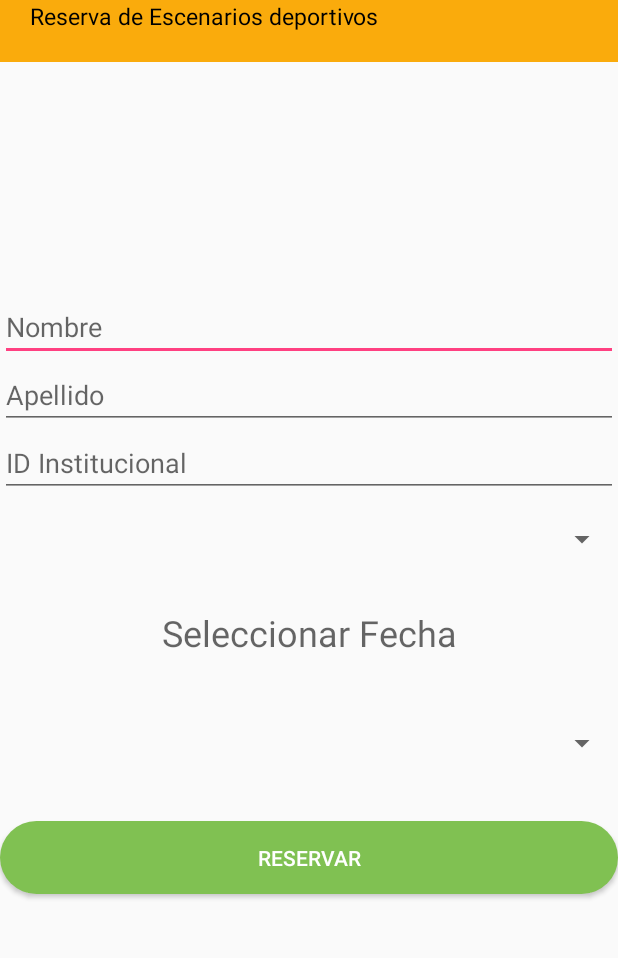
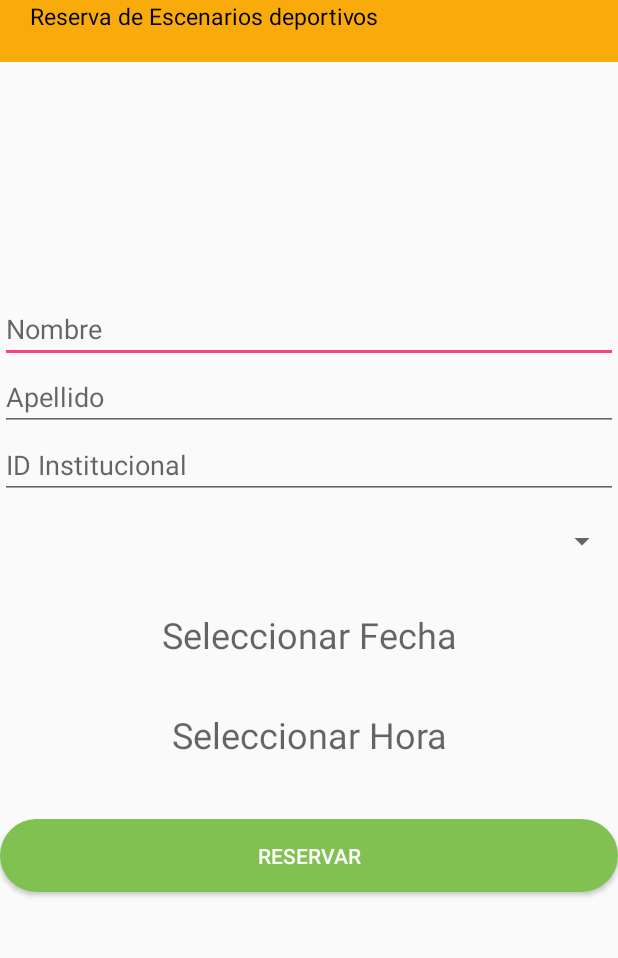
Before and after one commit to MariaIAF97/VenALaU_Final, an Android app: the ReservasActivity screen opened directly, with no data from a screen before it, on a phone screen of 412 x 824 dp, the part 111-1069 px from its top. Run offline under Robolectric (Android 15) with nearby library versions, the phone set to English and light mode, and no system bars.

Commit message:
TimePicker
Implementación de TimePicker para la reserva

```diff
--- a/app/src/main/java/com/example/sergiorodriguez/venalau_app/ReservasActivity.java
+++ b/app/src/main/java/com/example/sergiorodriguez/venalau_app/ReservasActivity.java
@@ -2,6 +2,7 @@ package com.example.sergiorodriguez.venalau_app;
 
 import android.app.DatePickerDialog;
 import android.app.ProgressDialog;
+import android.app.TimePickerDialog;
 import android.content.DialogInterface;
 import android.graphics.Color;
 import android.graphics.drawable.ColorDrawable;
@@ -15,6 +16,7 @@ import android.widget.DatePicker;
 import android.widget.ListView;
 import android.widget.Spinner;
 import android.widget.TextView;
+import android.widget.TimePicker;
 
 import org.json.JSONArray;
 import org.json.JSONException;
@@ -25,6 +27,7 @@ import java.io.InputStream;
 import java.io.InputStreamReader;
 import java.net.HttpURLConnection;
 import java.net.URL;
+import java.sql.Time;
 import java.util.ArrayList;
 import java.util.Calendar;
 import java.util.List;
@@ -33,8 +36,11 @@ public class ReservasActivity extends AppCompatActivity {
 
     Spinner spEspacio;
     FillList espacios;
-    private TextView txtFecha;
+    private TextView txtFecha,txtHora;
+    int horas,minutos;
     private DatePickerDialog.OnDateSetListener mDateSetListener;
+    private TimePickerDialog.OnTimeSetListener mHourSetListener;
+
     @Override
     protected void onCreate(Bundle savedInstanceState) {
         super.onCreate(savedInstanceState);
@@ -68,11 +74,37 @@ public class ReservasActivity extends AppCompatActivity {
             public void onDateSet(DatePicker datePicker, int year, int month, int day) {
                 month=month+1;
 
-                String date=month+"/"+day+"/"+year;
+                String date=month+"-"+day+"-"+year;
                 txtFecha.setText(date);
             }
         };
 
+        txtHora=(TextView)findViewById(R.id.txtHora);
+        txtHora.setOnClickListener(new View.OnClickListener() {
+            @Override
+            public void onClick(View view) {
+                Calendar cal = Calendar.getInstance();
+                int hora=cal.get(Calendar.HOUR_OF_DAY);
+                int minutos=cal.get(Calendar.MINUTE);
+
+               TimePickerDialog dialog=new TimePickerDialog(
+                        ReservasActivity.this,
+                        android.R.style.Theme_Holo_Light_Dialog_MinWidth,
+                        mHourSetListener,
+                        hora,minutos,false);
+                dialog.getWindow().setBackgroundDrawable(new ColorDrawable(Color.TRANSPARENT));
+                dialog.show();
+            }
+        });
+        mHourSetListener=new TimePickerDialog.OnTimeSetListener() {
+            @Override
+            public void onTimeSet(TimePicker timePicker, int hour, int min) {
+
+
+                String time=hour+":"+min;
+                txtHora.setText(time);
+            }
+        };
 
 
     }
--- a/app/src/main/res/layout/activity_reservas.xml
+++ b/app/src/main/res/layout/activity_reservas.xml
@@ -75,23 +75,27 @@
             android:hint="Seleccionar Fecha"
             android:textAlignment="center"
             android:textSize="24sp" />
-
-        <Spinner
-            android:id="@+id/spHora"
+        <TextView
+            android:id="@+id/txtHora"
             android:layout_width="match_parent"
             android:layout_height="wrap_content"
             android:layout_alignParentLeft="true"
             android:layout_alignParentStart="true"
-            android:layout_below="@+id/txtFecha"
-            android:layout_marginTop="45dp" />
+            android:layout_below="@+id/btnReservar"
+            android:layout_marginTop="34dp"
+            android:hint="Seleccionar Hora"
+            android:textAlignment="center"
+            android:textSize="24sp" />
+
 
         <Button
-            android:layout_marginTop="40dp"
+            android:id="@+id/btnReservar"
             android:layout_width="match_parent"
             android:layout_height="wrap_content"
+            android:layout_marginTop="40dp"
             android:background="@drawable/buttonstylegreen"
             android:text="Reservar"
-            android:textColor="#fff"/>
+            android:textColor="#fff" />
 
 
     </LinearLayout>
```
